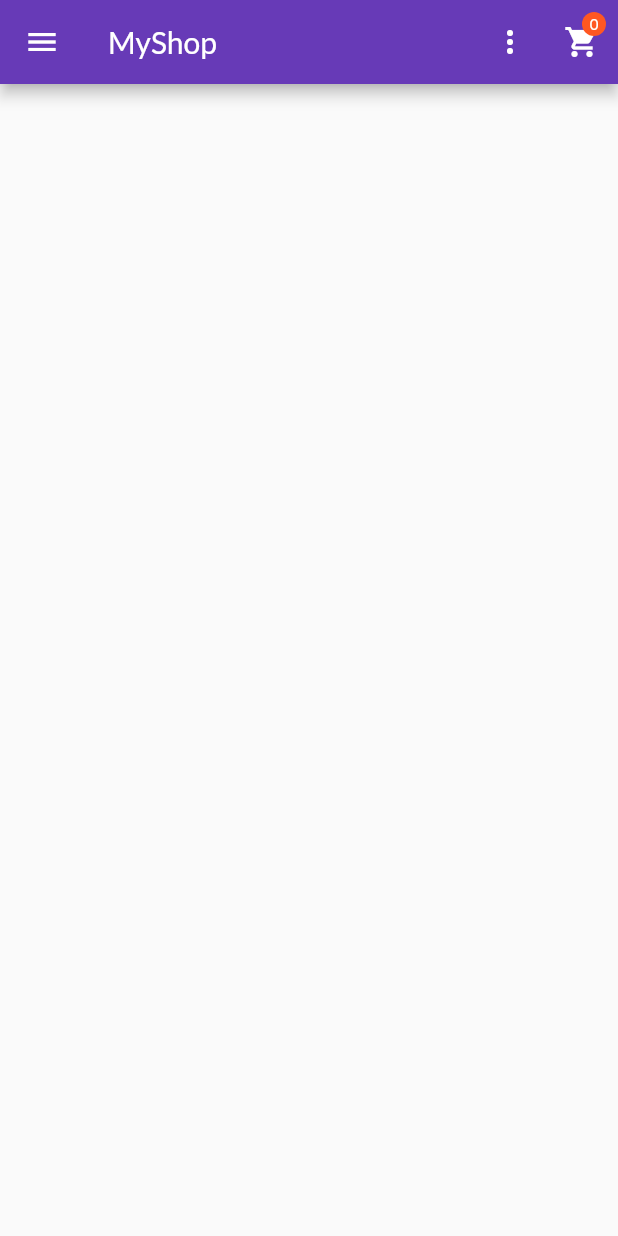
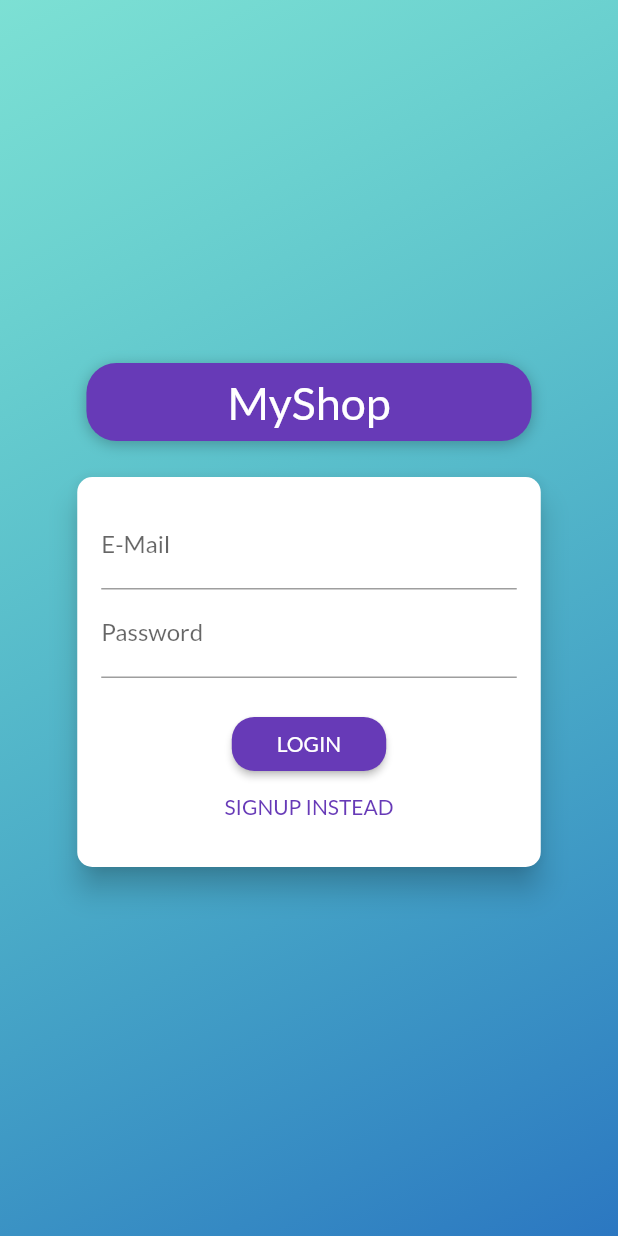
Before and after one commit to Sivakarthikeyan-S/Bookshop_app, a Flutter app: the screen it shows after launch, on a phone screen of 412 x 824 dp. Run offline on Flutter 3.47's test engine with Material 2 defaults, Android fonts, the phone set to English and light mode, and no system bars.

Commit message:
Added auth function

```diff
--- a/lib/main.dart
+++ b/lib/main.dart
@@ -4,12 +4,14 @@ import 'package:provider/provider.dart';
 import './screens/cart_screen.dart';
 import './screens/products_overview_screen.dart';
 import './screens/product_detail_screen.dart';
+import './providers/auth.dart';
 import './providers/products.dart';
 import './providers/cart.dart';
 import './providers/orders.dart';
 import './screens/orders_screen.dart';
 import './screens/user_products_screen.dart';
 import './screens/edit_product_screen.dart';
+import './screens/auth_screen.dart';
 
 void main() => runApp(MyApp());
 
@@ -18,6 +20,9 @@ class MyApp extends StatelessWidget {
   Widget build(BuildContext context) {
     return MultiProvider(
       providers: [
+        ChangeNotifierProvider.value(
+          value: Auth(),
+        ),
         ChangeNotifierProvider.value(
           value: Products(),
         ),
@@ -35,7 +40,7 @@ class MyApp extends StatelessWidget {
           accentColor: Colors.deepOrange,
           fontFamily: 'Lato',
         ),
-        home: ProductsOverviewScreen(),
+        home: AuthScreen(),
         routes: {
           ProductDetailScreen.routeName: (ctx) => ProductDetailScreen(),
           CartScreen.routeName: (ctx) => CartScreen(),
--- /dev/null
+++ b/lib/providers/auth.dart
@@ -0,0 +1,44 @@
+import 'dart:convert';
+
+import 'package:flutter/widgets.dart';
+import 'package:http/http.dart' as http;
+
+import '../models/http_exception.dart';
+
+class Auth with ChangeNotifier {
+  String? _token;
+  DateTime? _expiryDate;
+  String? _userId;
+
+  Future<void> _authenticate(
+      String email, String password, String urlSegment) async {
+    final url = Uri.parse(
+        'https://identitytoolkit.googleapis.com/v1/accounts:$urlSegment?key=[API_KEY]');
+    try {
+      final response = await http.post(
+        url,
+        body: json.encode(
+          {
+            'email': email,
+            'password': password,
+            'returnSecureToken': true,
+          },
+        ),
+      );
+      final responseData = json.decode(response.body);
+      if (responseData['error'] != null) {
+        throw HttpException(responseData['error']['message']);
+      }
+    } catch (error) {
+      throw error;
+    }
+  }
+
+  Future<void> signup(String email, String password) async {
+    return _authenticate(email, password, 'signUp');
+  }
+
+  Future<void> login(String email, String password) async {
+    return _authenticate(email, password, 'signInWithPassword');
+  }
+}
--- /dev/null
+++ b/lib/screens/auth_screen.dart
@@ -0,0 +1,283 @@
+import 'dart:math';
+
+import 'package:flutter/material.dart';
+import 'package:provider/provider.dart';
+
+import '../providers/auth.dart';
+import '../models/http_exception.dart';
+
+enum AuthMode { Signup, Login }
+
+class AuthScreen extends StatelessWidget {
+  static const routeName = '/auth';
+
+  @override
+  Widget build(BuildContext context) {
+    final deviceSize = MediaQuery.of(context).size;
+    final transformConfig = Matrix4.rotationZ(-8 * pi / 180);
+    transformConfig.translate(-10.0);
+    return Scaffold(
+      // resizeToAvoidBottomInset: false,
+      body: Stack(
+        children: <Widget>[
+          Container(
+            decoration: BoxDecoration(
+              gradient: LinearGradient(
+                colors: [
+                  Color.fromRGBO(0, 198, 174, 1).withOpacity(0.5),
+                  Color.fromRGBO(21, 105, 187, 1).withOpacity(0.9),
+                ],
+                begin: Alignment.topLeft,
+                end: Alignment.bottomRight,
+                stops: [0, 1],
+              ),
+            ),
+          ),
+          SingleChildScrollView(
+            child: Container(
+              height: deviceSize.height,
+              width: deviceSize.width,
+              child: Column(
+                mainAxisAlignment: MainAxisAlignment.center,
+                crossAxisAlignment: CrossAxisAlignment.center,
+                children: <Widget>[
+                  Flexible(
+                    child: Container(
+                      margin: EdgeInsets.only(bottom: 20.0),
+                      padding:
+                          EdgeInsets.symmetric(vertical: 8.0, horizontal: 94.0),
+                      // transform: Matrix4.rotationZ(-8 * pi / 180)
+                      //   ..translate(-10.0),
+                      // ..translate(-10.0),
+                      decoration: BoxDecoration(
+                        borderRadius: BorderRadius.circular(20),
+                        color: Colors.deepPurple,
+                        boxShadow: [
+                          BoxShadow(
+                            blurRadius: 8,
+                            color: Colors.black26,
+                            offset: Offset(0, 2),
+                          )
+                        ],
+                      ),
+                      child: Text(
+                        'MyShop',
+                        style: TextStyle(
+                          color: Colors.white,
+                          fontSize: 30,
+                          // fontFamily: 'Anton',
+                          fontWeight: FontWeight.normal,
+                        ),
+                      ),
+                    ),
+                  ),
+                  Flexible(
+                    flex: deviceSize.width > 600 ? 2 : 1,
+                    child: AuthCard(),
+                  ),
+                ],
+              ),
+            ),
+          ),
+        ],
+      ),
+    );
+  }
+}
+
+class AuthCard extends StatefulWidget {
+  const AuthCard({
+    Key? key,
+  }) : super(key: key);
+
+  @override
+  _AuthCardState createState() => _AuthCardState();
+}
+
+class _AuthCardState extends State<AuthCard> {
+  final GlobalKey<FormState> _formKey = GlobalKey();
+  AuthMode _authMode = AuthMode.Login;
+  Map<String, String> _authData = {
+    'email': '',
+    'password': '',
+  };
+  var _isLoading = false;
+  final _passwordController = TextEditingController();
+
+  void _showErrorDialog(String message) {
+    showDialog(
+      context: context,
+      builder: (ctx) => AlertDialog(
+        title: const Text('An Error Occured!'),
+        content: Text(message),
+        actions: <Widget>[
+          TextButton(
+            onPressed: () {
+              Navigator.of(ctx).pop();
+            },
+            child: const Text('Okay'),
+          ),
+        ],
+      ),
+    );
+  }
+
+  Future<void> _submit() async {
+    if (!_formKey.currentState!.validate()) {
+      // Invalid!
+      return;
+    }
+    _formKey.currentState!.save();
+    setState(() {
+      _isLoading = true;
+    });
+    try {
+      if (_authMode == AuthMode.Login) {
+        // Log user in
+        await Provider.of<Auth>(context, listen: false).login(
+          _authData['email'] as String,
+          _authData['password'] as String,
+        );
+      } else {
+        // Sign user up
+        await Provider.of<Auth>(context, listen: false).signup(
+          _authData['email'] as String,
+          _authData['password'] as String,
+        );
+      }
+    } on HttpException catch (error) {
+      var errorMessage = 'Authentication failed';
+      if (error.toString().contains('EMAIL_EXISTS')) {
+        errorMessage = 'This email address is already in use.';
+      } else if (error.toString().contains('INVALID_EMAIL')) {
+        errorMessage = 'This is not a valid email address.';
+      } else if (error.toString().contains('WEAK_PASSWORD')) {
+        errorMessage = 'This password is too weak.';
+      } else if (error.toString().contains('EMAIL_NOT_FOUND')) {
+        errorMessage = 'Could not find a user with that email.';
+      } else if (error.toString().contains('INVALID_PASSWORD')) {
+        errorMessage = 'Invalid password.';
+      }
+      _showErrorDialog(errorMessage);
+    } catch (error) {
+      const errorMessage =
+          'Could not authenticate you. Please try again later.';
+      _showErrorDialog(errorMessage);
+    }
+
+    setState(() {
+      _isLoading = false;
+    });
+  }
+
+  void _switchAuthMode() {
+    if (_authMode == AuthMode.Login) {
+      setState(() {
+        _authMode = AuthMode.Signup;
+      });
+    } else {
+      setState(() {
+        _authMode = AuthMode.Login;
+      });
+    }
+  }
+
+  @override
+  Widget build(BuildContext context) {
+    final deviceSize = MediaQuery.of(context).size;
+    return Card(
+      shape: RoundedRectangleBorder(
+        borderRadius: BorderRadius.circular(10.0),
+      ),
+      elevation: 8.0,
+      child: Container(
+        height: _authMode == AuthMode.Signup ? 320 : 260,
+        constraints:
+            BoxConstraints(minHeight: _authMode == AuthMode.Signup ? 320 : 260),
+        width: deviceSize.width * 0.75,
+        padding: EdgeInsets.all(16.0),
+        child: Form(
+          key: _formKey,
+          child: SingleChildScrollView(
+            child: Column(
+              children: <Widget>[
+                TextFormField(
+                  decoration: InputDecoration(labelText: 'E-Mail'),
+                  keyboardType: TextInputType.emailAddress,
+                  validator: (value) {
+                    if (value!.isEmpty || !value.contains('@')) {
+                      return 'Invalid email!';
+                    }
+                    return null;
+                    return null;
+                  },
+                  onSaved: (value) {
+                    _authData['email'] = value!;
+                  },
+                ),
+                TextFormField(
+                  decoration: InputDecoration(labelText: 'Password'),
+                  obscureText: true,
+                  controller: _passwordController,
+                  validator: (value) {
+                    if (value!.isEmpty || value.length < 5) {
+                      return 'Password is too short!';
+                    }
+                  },
+                  onSaved: (value) {
+                    _authData['password'] = value!;
+                  },
+                ),
+                if (_authMode == AuthMode.Signup)
+                  TextFormField(
+                    enabled: _authMode == AuthMode.Signup,
+                    decoration: InputDecoration(labelText: 'Confirm Password'),
+                    obscureText: true,
+                    validator: _authMode == AuthMode.Signup
+                        ? (value) {
+                            if (value != _passwordController.text) {
+                              return 'Passwords do not match!';
+                            }
+                          }
+                        : null,
+                  ),
+                SizedBox(
+                  height: 20,
+                ),
+                if (_isLoading)
+                  CircularProgressIndicator()
+                else
+                  ElevatedButton(
+                    child:
+                        Text(_authMode == AuthMode.Login ? 'LOGIN' : 'SIGN UP'),
+                    onPressed: _submit,
+                    style: TextButton.styleFrom(
+                      padding: const EdgeInsets.symmetric(
+                        horizontal: 30,
+                        vertical: 7,
+                      ),
+                      shape: RoundedRectangleBorder(
+                        borderRadius: BorderRadius.circular(15),
+                      ),
+                    ),
+                  ),
+                TextButton(
+                  child: Text(
+                      '${_authMode == AuthMode.Login ? 'SIGNUP' : 'LOGIN'} INSTEAD'),
+                  onPressed: _switchAuthMode,
+                  style: TextButton.styleFrom(
+                    padding: const EdgeInsets.symmetric(
+                      horizontal: 30,
+                      vertical: 4,
+                    ),
+                    tapTargetSize: MaterialTapTargetSize.shrinkWrap,
+                  ),
+                ),
+              ],
+            ),
+          ),
+        ),
+      ),
+    );
+  }
+}
```
